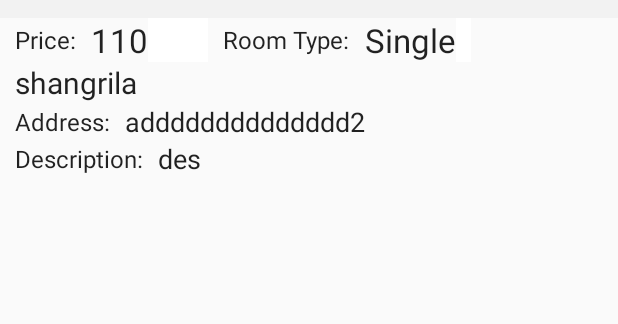
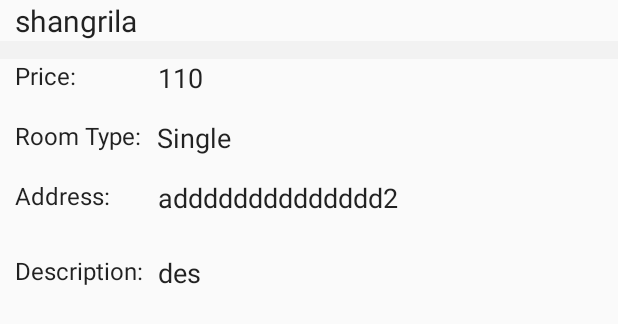
Before and after one commit to zyz8867/IMESIIIPURE, an Android app: the layout hr_customer_hotel_item.xml on its own in the app's theme, with its tools: preview values and no code run, on a phone screen of 412 x 824 dp. Shown: the top 324 px of the screen. Run offline under Robolectric (Android 15) with nearby library versions, the phone set to English and light mode, and no system bars.

Commit message:
optimize UI

```diff
--- a/app/src/main/res/layout/hr_customer_hotel_item.xml
+++ b/app/src/main/res/layout/hr_customer_hotel_item.xml
@@ -7,6 +7,16 @@
     android:orientation="vertical">
 
 
+    <TextView
+        android:id="@+id/hotel_name"
+        android:layout_width="wrap_content"
+        android:layout_height="wrap_content"
+        android:layout_gravity="center_vertical"
+        android:layout_marginLeft="10dp"
+        android:text="shangrila"
+        android:textAppearance="@style/TextAppearance.AppCompat.Body1"
+        android:textSize="20dp" />
+
     <View
         android:layout_width="match_parent"
         android:layout_height="@dimen/template_divider_height"
@@ -15,11 +25,11 @@
 
     <LinearLayout
         android:layout_width="match_parent"
-        android:layout_height="match_parent">
+        android:layout_height="40dp">
 
         <TextView
-            android:layout_width="wrap_content"
-            android:layout_height="wrap_content"
+            android:layout_width="85dp"
+            android:layout_height="match_parent"
             android:layout_gravity="center_vertical"
             android:layout_marginLeft="10dp"
 
@@ -30,48 +40,13 @@
 
         <TextView
             android:id="@+id/Price"
-            android:layout_width="wrap_content"
-            android:layout_height="wrap_content"
+            android:layout_width="match_parent"
+            android:layout_height="match_parent"
             android:layout_gravity="center_vertical"
             android:layout_marginLeft="10dp"
             android:text="110"
             android:textAppearance="@style/TextAppearance.AppCompat.Body1"
-            android:textSize="22dp"/>
-
-        <View
-
-            android:layout_width="40dp"
-            android:layout_height="match_parent"
-
-            android:background="@color/white" />
-
-        <TextView
-            android:layout_width="wrap_content"
-            android:layout_height="wrap_content"
-            android:layout_gravity="center_vertical"
-            android:layout_marginLeft="10dp"
-
-            android:text="Room Type:"
-
-            android:textAppearance="@style/TextAppearance.AppCompat.Body1"
-            android:textSize="16dp" />
-
-        <TextView
-            android:id="@+id/Type1"
-            android:layout_width="wrap_content"
-            android:layout_height="wrap_content"
-            android:layout_gravity="center_vertical"
-            android:layout_marginLeft="10dp"
-            android:text="Single"
-            android:textAppearance="@style/TextAppearance.AppCompat.Body1"
-            android:textSize="22dp"/>
-
-        <View
-
-            android:layout_width="10dp"
-            android:layout_height="match_parent"
-
-            android:background="@color/white" />
+            android:textSize="18sp" />
 
         <!--        <Button-->
         <!--            android:id="@+id/room_edit"-->
@@ -104,31 +79,40 @@
 
     <LinearLayout
         android:layout_width="match_parent"
-        android:layout_height="match_parent"
+        android:layout_height="40dp"
         android:orientation="horizontal">
 
 
         <TextView
-            android:id="@+id/hotel_name"
             android:layout_width="wrap_content"
-            android:layout_height="wrap_content"
+            android:layout_height="match_parent"
             android:layout_gravity="center_vertical"
             android:layout_marginLeft="10dp"
-            android:text="shangrila"
+
+            android:text="Room Type:"
+
             android:textAppearance="@style/TextAppearance.AppCompat.Body1"
-            android:textSize="20dp" />
+            android:textSize="16dp" />
 
-
+        <TextView
+            android:id="@+id/Type1"
+            android:layout_width="match_parent"
+            android:layout_height="match_parent"
+            android:layout_gravity="center_vertical"
+            android:layout_marginLeft="10dp"
+            android:text="Single"
+            android:textAppearance="@style/TextAppearance.AppCompat.Body1"
+            android:textSize="18sp" />
     </LinearLayout>
 
     <LinearLayout
         android:layout_width="match_parent"
-        android:layout_height="match_parent"
+        android:layout_height="50dp"
         android:orientation="horizontal">
 
         <TextView
-            android:layout_width="wrap_content"
-            android:layout_height="wrap_content"
+            android:layout_width="85dp"
+            android:layout_height="match_parent"
             android:layout_gravity="center_vertical"
             android:layout_marginLeft="10dp"
 
@@ -139,8 +123,8 @@
 
         <TextView
             android:id="@+id/address1"
-            android:layout_width="wrap_content"
-            android:layout_height="wrap_content"
+            android:layout_width="match_parent"
+            android:layout_height="match_parent"
             android:layout_gravity="center_vertical"
             android:layout_marginLeft="10dp"
             android:text="adddddddddddddd2"
@@ -149,15 +133,14 @@
     </LinearLayout>
 
 
-
     <LinearLayout
         android:layout_width="match_parent"
-        android:layout_height="match_parent"
+        android:layout_height="50dp"
         android:orientation="horizontal">
 
         <TextView
             android:layout_width="wrap_content"
-            android:layout_height="wrap_content"
+            android:layout_height="match_parent"
             android:layout_gravity="center_vertical"
             android:layout_marginLeft="10dp"
 
@@ -168,8 +151,8 @@
 
         <TextView
             android:id="@+id/description11"
-            android:layout_width="wrap_content"
-            android:layout_height="wrap_content"
+            android:layout_width="match_parent"
+            android:layout_height="match_parent"
             android:layout_gravity="center_vertical"
             android:layout_marginLeft="10dp"
             android:text="des"
```
